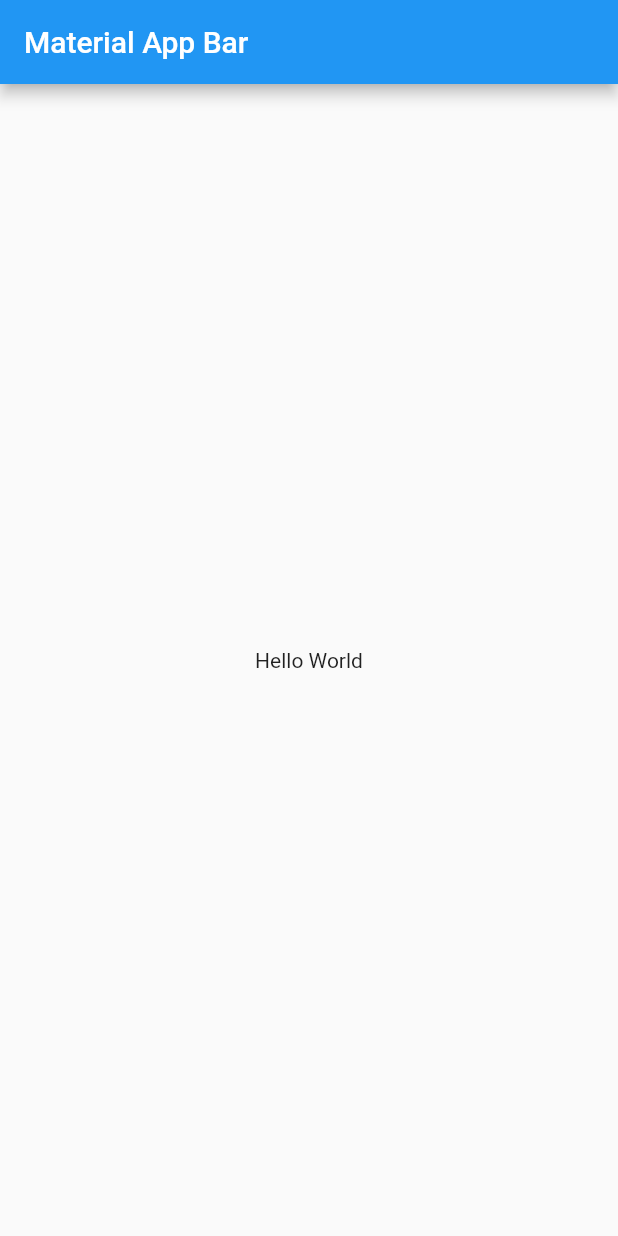
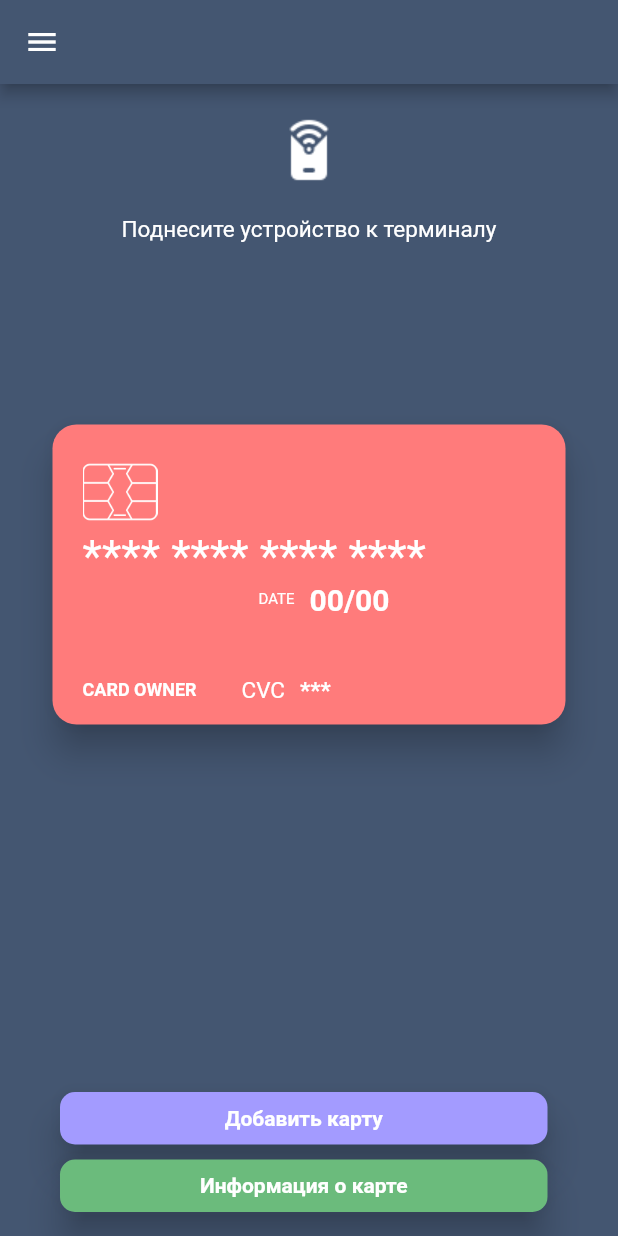
Before and after one commit to JPGmooder/CardHolderApp, a Flutter app: the screen it shows after launch, on a phone screen of 412 x 824 dp. Run offline on Flutter 3.47's test engine with Material 2 defaults, Android fonts, the phone set to English and light mode, and no system bars; drawn by our look-alikes of scroll_snap_list.

Commit message:
Добавил главное окно
Реализовал функции в главном окне, работает переход на форму заполнения карты

```diff
--- a/lib/main.dart
+++ b/lib/main.dart
@@ -1,14 +1,14 @@
 import 'package:flutter/material.dart';
 import 'package:flutter/services.dart';
-import 'package:card_holder_app_with_kistik_love/pages/addBankCardd.dart';
-import 'package:card_holder_app_with_kistik_love/pages/Home.dart';
+import 'package:card_holder_app_with_kistik_love/pages/_add_bank_cardd.dart';
+import 'package:card_holder_app_with_kistik_love/pages/_home.dart';
 
 void main() => runApp(
       MaterialApp(
         initialRoute: '/',
         routes: {
           '/': (context) => Home(),
-          '/addCardBank': (context) => addBankCard(),
+          '/addCardBank': (context) => add_bank_card(),
         },
       ),
     );
--- a/lib/pages/Home.dart
+++ /dev/null
@@ -1,25 +0,0 @@
-import 'package:flutter/material.dart';
-
-class Home extends StatefulWidget {
-  @override
-  State<Home> createState() => _HomeState();
-}
-
-class _HomeState extends State<Home> {
-  @override
-  Widget build(BuildContext context) {
-    return MaterialApp(
-      title: 'Material App',
-      home: Scaffold(
-        appBar: AppBar(
-          title: Text('Material App Bar'),
-        ),
-        body: Center(
-          child: Container(
-            child: Text('Hello World'),
-          ),
-        ),
-      ),
-    );
-  }
-}
--- a/lib/pages/addBankCardd.dart
+++ b/lib/pages/_add_bank_cardd.dart
@@ -1,9 +1,9 @@
 import 'package:flutter/material.dart';
 import 'package:flutter/services.dart';
 
-class addBankCard extends StatefulWidget {
+class add_bank_card extends StatefulWidget {
   @override
-  State<addBankCard> createState() => _addBankCardState();
+  State<add_bank_card> createState() => _addbankcardstate();
 }
 
 //for number
@@ -60,7 +60,7 @@ class CustomInputFormatter2 extends TextInputFormatter {
   }
 }
 
-class _addBankCardState extends State<addBankCard> {
+class _addbankcardstate extends State<add_bank_card> {
   String cardholder = 'CARD OWNER';
   String numbercard = '**** **** **** ****';
   String date = '00/00';
@@ -357,6 +357,23 @@ class _addBankCardState extends State<addBankCard> {
                       primary: Color(0xffA39BFF),
                       textStyle: TextStyle(fontWeight: FontWeight.bold)),
                 ),
+              ),
+              Container(
+                //пока не работает
+                width: 350,
+                child: ElevatedButton(
+                  onPressed: () {
+                    Navigator.popAndPushNamed(context, '/');
+                  },
+                  child: Text('Назад'),
+                  style: ElevatedButton.styleFrom(
+                      shape: RoundedRectangleBorder(
+                        borderRadius: BorderRadius.circular(10),
+                      ),
+                      elevation: 10,
+                      primary: Color(0xffFF7B7B),
+                      textStyle: TextStyle(fontWeight: FontWeight.bold)),
+                ),
               )
             ],
           ),
--- /dev/null
+++ b/lib/pages/_home.dart
@@ -0,0 +1,317 @@
+import 'package:flutter/material.dart';
+import 'package:scroll_snap_list/scroll_snap_list.dart';
+import 'package:flutter/widgets.dart';
+
+class Home extends StatefulWidget {
+  @override
+  State<Home> createState() => _HomeState();
+}
+
+class _HomeState extends State<Home> {
+  String cardholder = 'CARD OWNER';
+  String numbercard = '**** **** **** ****';
+  String date = '00/00';
+  String cvc = '***';
+
+  List<int> card = [1, 2, 3];
+
+  Widget _buildItemList(BuildContext context, int index) {
+    if (index == card.length)
+      return SafeArea(
+        child: Center(
+          child: CircularProgressIndicator(),
+        ),
+      );
+    return Container(
+      width: 350,
+      child: Column(
+        mainAxisAlignment: MainAxisAlignment.center,
+        children: [
+          Container(
+            child: Card(
+              shape: RoundedRectangleBorder(
+                  borderRadius: BorderRadius.circular(16)),
+              elevation: 10,
+              color: Color(0xffFF7B7B),
+              child: Container(
+                width: 350,
+                height: 200,
+                padding: EdgeInsets.fromLTRB(20, 20, 0, 0),
+                child: Column(
+                  crossAxisAlignment: CrossAxisAlignment.start,
+                  children: [
+                    Row(
+                      children: [
+                        Container(
+                          width: 50,
+                          height: 50,
+                          child: Image.asset(
+                            'img/chip.png',
+                            color: Colors.white,
+                          ),
+                        ),
+                        // Padding(
+                        //   padding: EdgeInsets.only(left: 200),
+                        // ),
+                        // IconButton(
+                        //   onPressed: () {},
+                        //   icon: Icon(Icons.edit, color: Colors.white),
+                        // ), //фича пока не работает
+                      ],
+                    ),
+                    Text(
+                      numbercard.replaceAll(RegExp(r'.(?=.{15})'), '*'),
+                      style: TextStyle(color: Colors.white, fontSize: 30),
+                    ),
+                    Row(
+                      mainAxisAlignment: MainAxisAlignment.center,
+                      children: [
+                        Text(
+                          'DATE',
+                          style: TextStyle(fontSize: 10, color: Colors.white),
+                        ),
+                        Padding(
+                          padding: EdgeInsets.only(left: 10),
+                        ),
+                        Text(
+                          date,
+                          style: TextStyle(
+                              color: Colors.white,
+                              fontWeight: FontWeight.bold,
+                              fontSize: 20),
+                        )
+                      ],
+                    ),
+                    Padding(
+                      padding: EdgeInsets.only(top: 40),
+                    ),
+                    Row(
+                      children: [
+                        Text(
+                          cardholder,
+                          style: TextStyle(
+                              color: Colors.white,
+                              fontSize: 12,
+                              fontWeight: FontWeight.bold),
+                        ),
+                        Padding(
+                          padding: EdgeInsets.only(left: 30),
+                        ),
+                        Text(
+                          'CVC',
+                          style: TextStyle(
+                              color: Colors.white,
+                              fontSize: 15,
+                              fontWeight: FontWeight.normal),
+                        ),
+                        Padding(
+                          padding: EdgeInsets.only(left: 10),
+                        ),
+                        Text(
+                          cvc.replaceAll(RegExp(r'.(?=.{0})'), '*'),
+                          style: TextStyle(
+                              color: Colors.white,
+                              fontSize: 15,
+                              fontWeight: FontWeight.bold),
+                        ),
+                      ],
+                    ),
+                  ],
+                ),
+              ),
+            ),
+          ),
+        ],
+      ),
+    );
+  }
+
+  @override
+  Widget build(BuildContext context) {
+    return MaterialApp(
+      home: SafeArea(
+        child: Scaffold(
+          appBar: AppBar(
+            backgroundColor: Color(0xFF445671),
+          ),
+          drawer: Drawer(
+            child: ListView(
+              children: [
+                DrawerHeader(
+                  decoration: BoxDecoration(
+                    color: Color(0xff2B3647),
+                  ),
+                  child: Text('Header'),
+                ),
+              ],
+            ),
+          ),
+          backgroundColor: Color(0xFF445671),
+          resizeToAvoidBottomInset: false,
+          body: Container(
+            padding: EdgeInsets.only(bottom: 220),
+            child: Column(
+              children: [
+                Padding(
+                  padding: EdgeInsets.only(top: 20),
+                ),
+                Container(
+                  child: Image.asset(
+                    'img/nfc.png',
+                    color: Colors.white,
+                  ),
+                ),
+                Padding(
+                  padding: EdgeInsets.only(top: 20),
+                ),
+                Text(
+                  'Поднесите устройство к терминалу',
+                  style: TextStyle(color: Colors.white, fontSize: 15),
+                ),
+                Expanded(
+                  child: ScrollSnapList(
+                    itemBuilder: _buildItemList,
+                    itemCount: card.length,
+                    itemSize: 350,
+                    dynamicItemSize: true,
+                    onItemFocus: (int) {},
+                  ),
+                ),
+              ],
+            ),
+          ),
+          floatingActionButton: Column(
+            mainAxisAlignment: MainAxisAlignment.end,
+            crossAxisAlignment: CrossAxisAlignment.center,
+            children: [
+              Row(
+                mainAxisAlignment: MainAxisAlignment.center,
+                crossAxisAlignment: CrossAxisAlignment.center,
+                children: [
+                  Column(
+                    children: [
+                      Container(
+                        width: 350,
+                        height: 35,
+                        padding: EdgeInsets.only(left: 25),
+                        child: ElevatedButton(
+                          onPressed: () {
+                            _showModalBottomSheet();
+                          },
+                          child: Text('Добавить карту'),
+                          style: ElevatedButton.styleFrom(
+                            shape: RoundedRectangleBorder(
+                              borderRadius: BorderRadius.circular(10),
+                            ),
+                            elevation: 10,
+                            primary: Color(0xffA39BFF),
+                            textStyle: TextStyle(fontWeight: FontWeight.bold),
+                          ),
+                        ),
+                      ),
+                      Container(
+                        width: 350,
+                        height: 45,
+                        padding: EdgeInsets.fromLTRB(25, 10, 0, 0),
+                        child: ElevatedButton(
+                          onPressed: () {},
+                          child: Text('Информация о карте'),
+                          style: ElevatedButton.styleFrom(
+                            shape: RoundedRectangleBorder(
+                              borderRadius: BorderRadius.circular(10),
+                            ),
+                            elevation: 10,
+                            primary: Color(0xff6BBB7C),
+                            textStyle: TextStyle(fontWeight: FontWeight.bold),
+                          ),
+                        ),
+                      ),
+                    ],
+                  ),
+                ],
+              ),
+            ],
+          ),
+          // bottomSheet: _showBottomSheet(),
+        ),
+      ),
+    );
+  }
+
+  _showModalBottomSheet() {
+    showModalBottomSheet(
+      context: context,
+      builder: (context) {
+        return Container(
+            height: 200,
+            width: double.infinity,
+            color: Color(0xff2B3647),
+            alignment: Alignment.center,
+            child: Column(
+              children: [
+                Padding(
+                  padding: EdgeInsets.only(top: 40),
+                ),
+                Container(
+                  width: 350,
+                  height: 50,
+                  child: ElevatedButton(
+                    style: ElevatedButton.styleFrom(
+                      primary: Color(0xff445671),
+                    ),
+                    onPressed: () {
+                      Navigator.pushNamed(context, '/addCardBank');
+                    },
+                    child: Row(
+                      children: [
+                        Container(
+                          width: 25,
+                          height: 25,
+                          child: Image.asset('img/bankcard.png'),
+                        ),
+                        Padding(
+                          padding: EdgeInsets.only(left: 20),
+                        ),
+                        Text(
+                          'Кредитная или дебетовая карта',
+                          style: TextStyle(fontSize: 15),
+                        )
+                      ],
+                    ),
+                  ),
+                ),
+                Padding(
+                  padding: EdgeInsets.only(top: 10),
+                ),
+                Container(
+                  width: 350,
+                  height: 50,
+                  child: ElevatedButton(
+                    style: ElevatedButton.styleFrom(
+                      primary: Color(0xff445671),
+                    ),
+                    onPressed: () {},
+                    child: Row(
+                      children: [
+                        Container(
+                          width: 30,
+                          height: 30,
+                          child: Image.asset('img/giftcard.png'),
+                        ),
+                        Padding(
+                          padding: EdgeInsets.only(left: 15),
+                        ),
+                        Text(
+                          'Дисконтная карта',
+                          style: TextStyle(fontSize: 15),
+                        )
+                      ],
+                    ),
+                  ),
+                ),
+              ],
+            ));
+      },
+    );
+  }
+}
--- a/pubspec.yaml
+++ b/pubspec.yaml
@@ -59,6 +59,9 @@ flutter:
   # To add assets to your application, add an assets section, like this:
   assets:
     - img/chip.png
+    - img/nfc.png
+    - img/bankcard.png
+    - img/giftcard.png
 
   # An image asset can refer to one or more resolution-specific "variants", see
   # https://flutter.dev/assets-and-images/#resolution-aware.
```
Also changed, not shown: img/bankcard.png (added), img/giftcard.png (added), img/nfc.png (added).
